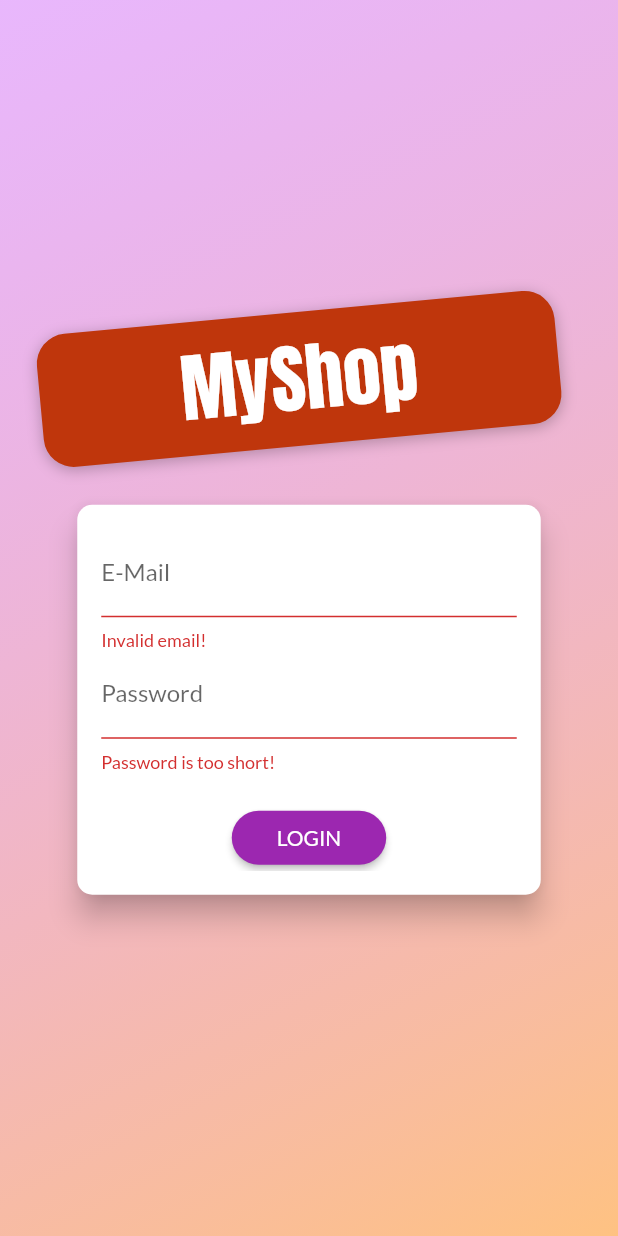
After one commit to umuttokoglu/flutter-example-shop-app, a Flutter app: the screen it shows after launch, after a tap on "LOGIN", on a phone screen of 412 x 824 dp. The commit adds this screen. Run offline on Flutter 3.47's test engine with Material 2 defaults, Android fonts, the phone set to English and light mode, and no system bars; our stand-ins replace shared_preferences; network calls fail.

Commit message:
user authorization

```diff
--- a/lib/main.dart
+++ b/lib/main.dart
@@ -1,6 +1,8 @@
 import 'package:flutter/material.dart';
 import 'package:provider/provider.dart';
 
+import './screens/splash_screen.dart';
+import './screens/auth_screen.dart';
 import './screens/orders_screen.dart';
 import './screens/cart_screen.dart';
 import './providers/cart_provider.dart';
@@ -8,6 +10,7 @@ import './screens/products_overview_screen.dart';
 import './screens/product_detail_screen.dart';
 import './providers/products_provider.dart';
 import './providers/orders_provider.dart';
+import './providers/auth_provider.dart';
 import './screens/user_products_screen.dart';
 import './screens/edit_product_screen.dart';
 
@@ -18,24 +21,47 @@ class MyApp extends StatelessWidget {
   Widget build(BuildContext context) {
     return MultiProvider(
       providers: [
-        ChangeNotifierProvider(create: (ctx) => ProductsProvider()),
+        ChangeNotifierProvider(create: (ctx) => AuthProvider()),
+        ChangeNotifierProxyProvider<AuthProvider, ProductsProvider>(
+          update: (ctx, auth, previous) => ProductsProvider(
+              auth.token, auth.userId, previous == null ? [] : previous.items),
+          create: null,
+        ),
         ChangeNotifierProvider(create: (ctx) => CartProvider()),
-        ChangeNotifierProvider(create: (ctx) => OrdersProvider()),
+        ChangeNotifierProxyProvider<AuthProvider, OrdersProvider>(
+          update: (ctx, auth, previous) => OrdersProvider(
+              auth.token, auth.userId, previous == null ? [] : previous.orders),
+          create: null,
+        ),
       ],
-      child: MaterialApp(
+      child: Consumer<AuthProvider>(
+        builder: (BuildContext ctx, auth, _) {
+          return MaterialApp(
             title: 'Flutter Demo',
             theme: ThemeData(
               primarySwatch: Colors.purple,
               accentColor: Colors.deepOrange,
               fontFamily: 'Lato',
             ),
-        home: ProductOverviewScreen(),
+            home: auth.isAuth
+                ? ProductOverviewScreen()
+                : FutureBuilder(
+                    future: auth.tryAutoLogin(),
+                    builder: (ctx, authResultSnapshot) =>
+                        authResultSnapshot.connectionState ==
+                                ConnectionState.waiting
+                            ? SplashScreen()
+                            : AuthScreen(),
+                  ),
             routes: {
               ProductDetailScreen.routeName: (context) => ProductDetailScreen(),
               CartScreen.routeName: (context) => CartScreen(),
               OrdersScreen.routeName: (context) => OrdersScreen(),
               UserProductsScreen.routeName: (context) => UserProductsScreen(),
               EditProductScreen.routeName: (context) => EditProductScreen(),
+              AuthScreen.routeName: (context) => AuthScreen(),
+            },
+          );
         },
       ),
     );
--- /dev/null
+++ b/lib/providers/auth_provider.dart
@@ -0,0 +1,126 @@
+import 'dart:convert';
+import 'dart:async';
+
+import 'package:flutter/foundation.dart';
+import 'package:http/http.dart' as http;
+import 'package:shared_preferences/shared_preferences.dart';
+
+import '../exceptions/http_exception.dart';
+
+class AuthProvider with ChangeNotifier {
+  String _token;
+  DateTime _expiryDate;
+  String _userId;
+  Timer _authTimer;
+
+  bool get isAuth {
+    return token != null;
+  }
+
+  String get token {
+    if (_expiryDate != null &&
+        _expiryDate.isAfter(DateTime.now()) &&
+        _token != null) {
+      return _token;
+    }
+
+    return null;
+  }
+
+  String get userId {
+    return _userId;
+  }
+
+  Future<void> _authenticate(
+      String email, String password, String urlSegment) async {
+    final url =
+        'https://identitytoolkit.googleapis.com/v1/accounts:$urlSegment?key=AIzaSyAuSEtVkbr3yXGtYJuSkEyqjKkzpQOniWM';
+
+    try {
+      final response = await http.post(url,
+          body: json.encode({
+            'email': email,
+            'password': password,
+            'returnSecureToken': true,
+          }));
+
+      final responseData = json.decode(response.body);
+
+      if (responseData['error'] != null) {
+        throw HttpException(responseData['error']['message']);
+      }
+
+      _token = responseData['idToken'];
+      _userId = responseData['localId'];
+      _expiryDate = DateTime.now().add(
+        Duration(
+          seconds: int.parse(responseData['expiresIn']),
+        ),
+      );
+      _autoLogout();
+      notifyListeners();
+      final prefs = await SharedPreferences.getInstance();
+      final userData = json.encode({
+        'token': _token,
+        'userId': _userId,
+        'expiryDate': _expiryDate.toIso8601String(),
+      });
+      prefs.setString('userData', userData);
+    } catch (error) {
+      throw error;
+    }
+  }
+
+  Future<void> signup(String email, String password) async {
+    return _authenticate(email, password, 'signUp');
+  }
+
+  Future<void> login(String email, String password) async {
+    return _authenticate(email, password, 'signInWithPassword');
+  }
+
+  Future<bool> tryAutoLogin() async {
+    final prefs = await SharedPreferences.getInstance();
+
+    if (!prefs.containsKey('userData')) {
+      return false;
+    }
+
+    final extractedUserData = json.decode(prefs.get('userData')) as Map<String, Object>;
+    final expiryDate = DateTime.parse(extractedUserData['expiryDate']);
+
+    if (expiryDate.isBefore(DateTime.now())) {
+      return false;
+    }
+
+    _token = extractedUserData['token'];
+    _userId = extractedUserData['userId'];
+    _expiryDate = expiryDate;
+    notifyListeners();
+    _autoLogout();
+
+    return true;
+  }
+
+  void logout() async {
+    _token = null;
+    _userId = null;
+    _expiryDate = null;
+    if (_authTimer != null) {
+      _authTimer.cancel();
+      _authTimer = null;
+    }
+    notifyListeners();
+    final prefs = await SharedPreferences.getInstance();
+    prefs.clear();
+  }
+
+  void _autoLogout() {
+    if (_authTimer != null) {
+      _authTimer.cancel();
+    }
+
+    final timeToExpiry = _expiryDate.difference(DateTime.now()).inSeconds;
+    _authTimer = Timer(Duration(seconds: timeToExpiry), logout);
+  }
+}
--- a/lib/providers/orders_provider.dart
+++ b/lib/providers/orders_provider.dart
@@ -7,15 +7,19 @@ import '../models/cart.dart';
 import '../models/order.dart';
 
 class OrdersProvider with ChangeNotifier {
+  final authToken;
+  final userId;
   List<OrderItem> _orders = [];
+
+  OrdersProvider(this.authToken, this.userId, this._orders);
 
   List<OrderItem> get orders {
     return [..._orders];
   }
 
   Future<void> fetchAndSetOrders() async {
-    const url =
-        'https://shop-app-dbe37-default-rtdb.firebaseio.com/orders.json';
+    final url =
+        'https://shop-app-dbe37-default-rtdb.firebaseio.com/orders/$userId.json?auth=$authToken';
 
     final response = await http.get(url);
     final List<OrderItem> loadedOrders = [];
@@ -44,8 +48,8 @@ class OrdersProvider with ChangeNotifier {
   }
 
   void addOrder(List<CartItem> cartProducts, double total) async {
-    const url =
-        'https://shop-app-dbe37-default-rtdb.firebaseio.com/orders.json';
+    final url =
+        'https://shop-app-dbe37-default-rtdb.firebaseio.com/orders/$userId.json?auth=$authToken';
     final timestamp = DateTime.now();
 
     final response = await http.post(
--- a/lib/providers/products_provider.dart
+++ b/lib/providers/products_provider.dart
@@ -6,40 +6,12 @@ import '../exceptions/http_exception.dart';
 import '../models/product.dart';
 
 class ProductsProvider with ChangeNotifier {
-  List<Product> _items = [
-    /*Product(
-      id: 'p1',
-      title: 'Red Shirt',
-      description: 'A red shirt - it is pretty red!',
-      price: 29.99,
-      imageUrl:
-          'https://cdn.pixabay.com/photo/2016/10/02/22/17/red-t-shirt-1710578_1280.jpg',
-    ),
-    Product(
-      id: 'p2',
-      title: 'Trousers',
-      description: 'A nice pair of trousers.',
-      price: 59.99,
-      imageUrl:
-          'https://upload.wikimedia.org/wikipedia/commons/thumb/e/e8/Trousers%2C_dress_%28AM_1960.022-8%29.jpg/512px-Trousers%2C_dress_%28AM_1960.022-8%29.jpg',
-    ),
-    Product(
-      id: 'p3',
-      title: 'Yellow Scarf',
-      description: 'Warm and cozy - exactly what you need for the winter.',
-      price: 19.99,
-      imageUrl:
-          'https://live.staticflickr.com/4043/4438260868_cc79b3369d_z.jpg',
-    ),
-    Product(
-      id: 'p4',
-      title: 'A Pan',
-      description: 'Prepare any meal you want.',
-      price: 49.99,
-      imageUrl:
-          'https://upload.wikimedia.org/wikipedia/commons/thumb/1/14/Cast-Iron-Pan.jpg/1024px-Cast-Iron-Pan.jpg',
-    ),*/
-  ];
+  final String authToken;
+  final String userId;
+
+  ProductsProvider(this.authToken, this.userId, this._items);
+
+  List<Product> _items = [];
 
   List<Product> get items {
     return [..._items];
@@ -53,9 +25,10 @@ class ProductsProvider with ChangeNotifier {
     return _items.firstWhere((element) => element.id == id);
   }
 
-  Future<void> fetchAndSetProducts() async {
-    const url =
-        'https://shop-app-dbe37-default-rtdb.firebaseio.com/products.json';
+  Future<void> fetchAndSetProducts([bool filterByUser = false]) async {
+    final filterString = filterByUser ? 'orderBy="creatorId"&equalTo="$userId"' : '';
+    final url =
+        'https://shop-app-dbe37-default-rtdb.firebaseio.com/products.json?auth=$authToken&$filterString';
 
     try {
       final response = await http.get(url);
@@ -64,6 +37,12 @@ class ProductsProvider with ChangeNotifier {
 
       if (extractedData == null) return;
 
+      final favoriteUrl =
+          'https://shop-app-dbe37-default-rtdb.firebaseio.com/userFavorites/$userId.json?auth=$authToken';
+
+      final favoriteResponse = await http.get(favoriteUrl);
+      final favoriteData = json.decode(favoriteResponse.body);
+
       extractedData.forEach((prodId, prodData) {
         loadedProducts.add(Product(
           id: prodId,
@@ -71,7 +50,7 @@ class ProductsProvider with ChangeNotifier {
           description: prodData['description'],
           price: prodData['price'],
           imageUrl: prodData['imageUrl'],
-          isFavorite: prodData['isFavorite'],
+          isFavorite: favoriteData == null ? false : favoriteData[prodId] ?? false,
         ));
       });
       _items = loadedProducts;
@@ -82,8 +61,8 @@ class ProductsProvider with ChangeNotifier {
   }
 
   Future<void> addProduct(Product product) async {
-    const url =
-        'https://shop-app-dbe37-default-rtdb.firebaseio.com/products.json';
+    final url =
+        'https://shop-app-dbe37-default-rtdb.firebaseio.com/products.json?auth=$authToken';
 
     try {
       final response = await http.post(
@@ -93,7 +72,7 @@ class ProductsProvider with ChangeNotifier {
           'description': product.description,
           'imageUrl': product.imageUrl,
           'price': product.price,
-          'isFavorite': product.isFavorite,
+          'creatorId': userId,
         }),
       );
 
@@ -118,7 +97,7 @@ class ProductsProvider with ChangeNotifier {
 
     if (prodIndex >= 0) {
       final url =
-          'https://shop-app-dbe37-default-rtdb.firebaseio.com/products/$id.json';
+          'https://shop-app-dbe37-default-rtdb.firebaseio.com/products/$id.json?auth=$authToken';
 
       await http.patch(url,
           body: json.encode({
@@ -135,7 +114,7 @@ class ProductsProvider with ChangeNotifier {
 
   Future<void> deleteProduct(String id) async {
     final url =
-        'https://shop-app-dbe37-default-rtdb.firebaseio.com/products/$id.json';
+        'https://shop-app-dbe37-default-rtdb.firebaseio.com/products/$id.json?auth=$authToken';
 
     final existingProductIndex =
         _items.indexWhere((element) => element.id == id);
--- /dev/null
+++ b/lib/screens/auth_screen.dart
@@ -0,0 +1,277 @@
+import 'dart:math';
+
+import 'package:flutter/material.dart';
+import 'package:provider/provider.dart';
+
+import '../exceptions/http_exception.dart';
+import '../providers/auth_provider.dart';
+
+enum AuthMode { Signup, Login }
+
+class AuthScreen extends StatelessWidget {
+  static const routeName = '/auth';
+
+  @override
+  Widget build(BuildContext context) {
+    final deviceSize = MediaQuery.of(context).size;
+
+    return Scaffold(
+      // resizeToAvoidBottomInset: false,
+      body: Stack(
+        children: <Widget>[
+          Container(
+            decoration: BoxDecoration(
+              gradient: LinearGradient(
+                colors: [
+                  Color.fromRGBO(215, 117, 255, 1).withOpacity(0.5),
+                  Color.fromRGBO(255, 188, 117, 1).withOpacity(0.9),
+                ],
+                begin: Alignment.topLeft,
+                end: Alignment.bottomRight,
+                stops: [0, 1],
+              ),
+            ),
+          ),
+          SingleChildScrollView(
+            child: Container(
+              height: deviceSize.height,
+              width: deviceSize.width,
+              child: Column(
+                mainAxisAlignment: MainAxisAlignment.center,
+                crossAxisAlignment: CrossAxisAlignment.center,
+                children: <Widget>[
+                  Flexible(
+                    child: Container(
+                      margin: EdgeInsets.only(bottom: 20.0),
+                      padding:
+                          EdgeInsets.symmetric(vertical: 8.0, horizontal: 94.0),
+                      transform: Matrix4.rotationZ(-8 * pi / 270)
+                        ..translate(-10.0),
+                      decoration: BoxDecoration(
+                        borderRadius: BorderRadius.circular(20),
+                        color: Colors.deepOrange.shade900,
+                        boxShadow: [
+                          BoxShadow(
+                            blurRadius: 8,
+                            color: Colors.black26,
+                            offset: Offset(0, 2),
+                          )
+                        ],
+                      ),
+                      child: Text(
+                        'MyShop',
+                        style: TextStyle(
+                          color:
+                              Theme.of(context).accentTextTheme.headline6.color,
+                          fontSize: 50,
+                          fontFamily: 'Anton',
+                          fontWeight: FontWeight.normal,
+                        ),
+                      ),
+                    ),
+                  ),
+                  Flexible(
+                    flex: deviceSize.width > 600 ? 2 : 1,
+                    child: AuthCard(),
+                  ),
+                ],
+              ),
+            ),
+          ),
+        ],
+      ),
+    );
+  }
+}
+
+class AuthCard extends StatefulWidget {
+  const AuthCard({
+    Key key,
+  }) : super(key: key);
+
+  @override
+  _AuthCardState createState() => _AuthCardState();
+}
+
+class _AuthCardState extends State<AuthCard> {
+  final GlobalKey<FormState> _formKey = GlobalKey();
+  AuthMode _authMode = AuthMode.Login;
+  Map<String, String> _authData = {
+    'email': '',
+    'password': '',
+  };
+  var _isLoading = false;
+  final _passwordController = TextEditingController();
+
+  void _showErrorDialog(String message) {
+    showDialog(
+      context: context,
+      builder: (ctx) => AlertDialog(
+        title: Text('An error occurred!'),
+        content: Text(message),
+        actions: [
+          FlatButton(
+            onPressed: () {
+              Navigator.of(ctx).pop();
+            },
+            child: Text('Okay'),
+          ),
+        ],
+      ),
+    );
+  }
+
+  Future<void> _submit() async {
+    if (!_formKey.currentState.validate()) {
+      // Invalid!
+      return;
+    }
+    _formKey.currentState.save();
+    setState(() {
+      _isLoading = true;
+    });
+    try {
+      if (_authMode == AuthMode.Login) {
+        await Provider.of<AuthProvider>(context, listen: false).login(
+          _authData['email'],
+          _authData['password'],
+        );
+      } else {
+        await Provider.of<AuthProvider>(context, listen: false).signup(
+          _authData['email'],
+          _authData['password'],
+        );
+      }
+    } on HttpException catch (error) {
+      var errorMessage = 'Authentication failed';
+
+      if (error.toString().contains('EMAIL_EXISTS')) {
+        errorMessage = 'This email address is already in use.';
+      } else if (error.toString().contains('INVALID_EMAIL')) {
+        errorMessage = 'This is not a valid email address.';
+      } else if (error.toString().contains('WEAK_PASSWORD')) {
+        errorMessage = 'This password is too weak.';
+      } else if (error.toString().contains('EMAIL_NOT_FOUND')) {
+        errorMessage = 'Could not find user with that email.';
+      } else if (error.toString().contains('INVALID_PASSWORD')) {
+        errorMessage = 'Invalid password.';
+      }
+
+      _showErrorDialog(errorMessage);
+    } catch (error) {
+      const errorMessage =
+          'Could not authenticate you. Please try again later.';
+      _showErrorDialog(errorMessage);
+    }
+
+    setState(() {
+      _isLoading = false;
+    });
+  }
+
+  void _switchAuthMode() {
+    if (_authMode == AuthMode.Login) {
+      setState(() {
+        _authMode = AuthMode.Signup;
+      });
+    } else {
+      setState(() {
+        _authMode = AuthMode.Login;
+      });
+    }
+  }
+
+  @override
+  Widget build(BuildContext context) {
+    final deviceSize = MediaQuery.of(context).size;
+    return Card(
+      shape: RoundedRectangleBorder(
+        borderRadius: BorderRadius.circular(10.0),
+      ),
+      elevation: 8.0,
+      child: Container(
+        height: _authMode == AuthMode.Signup ? 320 : 260,
+        constraints:
+            BoxConstraints(minHeight: _authMode == AuthMode.Signup ? 320 : 260),
+        width: deviceSize.width * 0.75,
+        padding: EdgeInsets.all(16.0),
+        child: Form(
+          key: _formKey,
+          child: SingleChildScrollView(
+            child: Column(
+              children: <Widget>[
+                TextFormField(
+                  decoration: InputDecoration(labelText: 'E-Mail'),
+                  keyboardType: TextInputType.emailAddress,
+                  validator: (value) {
+                    if (value.isEmpty || !value.contains('@')) {
+                      return 'Invalid email!';
+                    }
+                    return null;
+                  },
+                  onSaved: (value) {
+                    _authData['email'] = value;
+                  },
+                ),
+                TextFormField(
+                  decoration: InputDecoration(labelText: 'Password'),
+                  obscureText: true,
+                  controller: _passwordController,
+                  // ignore: missing_return
+                  validator: (value) {
+                    if (value.isEmpty || value.length < 5) {
+                      return 'Password is too short!';
+                    }
+                  },
+                  onSaved: (value) {
+                    _authData['password'] = value;
+                  },
+                ),
+                if (_authMode == AuthMode.Signup)
+                  TextFormField(
+                    enabled: _authMode == AuthMode.Signup,
+                    decoration: InputDecoration(labelText: 'Confirm Password'),
+                    obscureText: true,
+                    validator: _authMode == AuthMode.Signup
+                        // ignore: missing_return
+                        ? (value) {
+                            if (value != _passwordController.text) {
+                              return 'Passwords do not match!';
+                            }
+                          }
+                        : null,
+                  ),
+                SizedBox(
+                  height: 20,
+                ),
+                if (_isLoading)
+                  CircularProgressIndicator()
+                else
+                  RaisedButton(
+                    child:
+                        Text(_authMode == AuthMode.Login ? 'LOGIN' : 'SIGN UP'),
+                    onPressed: _submit,
+                    shape: RoundedRectangleBorder(
+                      borderRadius: BorderRadius.circular(30),
+                    ),
+                    padding:
+                        EdgeInsets.symmetric(horizontal: 30.0, vertical: 8.0),
+                    color: Theme.of(context).primaryColor,
+                    textColor: Theme.of(context).primaryTextTheme.button.color,
+                  ),
+                FlatButton(
+                  child: Text(
+                      '${_authMode == AuthMode.Login ? 'SIGNUP' : 'LOGIN'} INSTEAD'),
+                  onPressed: _switchAuthMode,
+                  padding: EdgeInsets.symmetric(horizontal: 30.0, vertical: 4),
+                  materialTapTargetSize: MaterialTapTargetSize.shrinkWrap,
+                  textColor: Theme.of(context).primaryColor,
+                ),
+              ],
+            ),
+          ),
+        ),
+      ),
+    );
+  }
+}
--- /dev/null
+++ b/lib/screens/splash_screen.dart
@@ -0,0 +1,12 @@
+import 'package:flutter/material.dart';
+
+class SplashScreen extends StatelessWidget {
+  @override
+  Widget build(BuildContext context) {
+    return Scaffold(
+      body: Center(
+        child: Text('Loading...'),
+      ),
+    );
+  }
+}
--- a/lib/widgets/product_item.dart
+++ b/lib/widgets/product_item.dart
@@ -4,12 +4,14 @@ import 'package:provider/provider.dart';
 import '../providers/cart_provider.dart';
 import '../models/product.dart';
 import '../screens/product_detail_screen.dart';
+import '../providers/auth_provider.dart';
 
 class ProductItem extends StatelessWidget {
   @override
   Widget build(BuildContext context) {
     final product = Provider.of<Product>(context, listen: false);
     final cart = Provider.of<CartProvider>(context, listen: false);
+    final auth = Provider.of<AuthProvider>(context, listen: false);
 
     return ClipRRect(
       borderRadius: BorderRadius.circular(10),
@@ -37,7 +39,7 @@ class ProductItem extends StatelessWidget {
               icon: Icon(
                   value.isFavorite ? Icons.favorite : Icons.favorite_border),
               onPressed: () {
-                value.toggleFavoriteStatus();
+                value.toggleFavoriteStatus(auth.token, auth.userId);
               },
               color: Theme.of(context).accentColor,
             ),
--- a/pubspec.yaml
+++ b/pubspec.yaml
@@ -14,6 +14,7 @@ dependencies:
   provider: ^4.3.2+3
   intl: ^0.16.1
   http: ^0.12.2
+  shared_preferences: ^0.5.12+4
 
 dev_dependencies:
   flutter_test:
```
Also changed, not shown: lib/models/product.dart (+3 -5 lines), lib/screens/user_products_screen.dart (+13 -4 lines), lib/widgets/app_drawer.dart (+14 -0 lines), pubspec.lock, 6 other files. Lines whose indentation alone changed are shown as unchanged.
